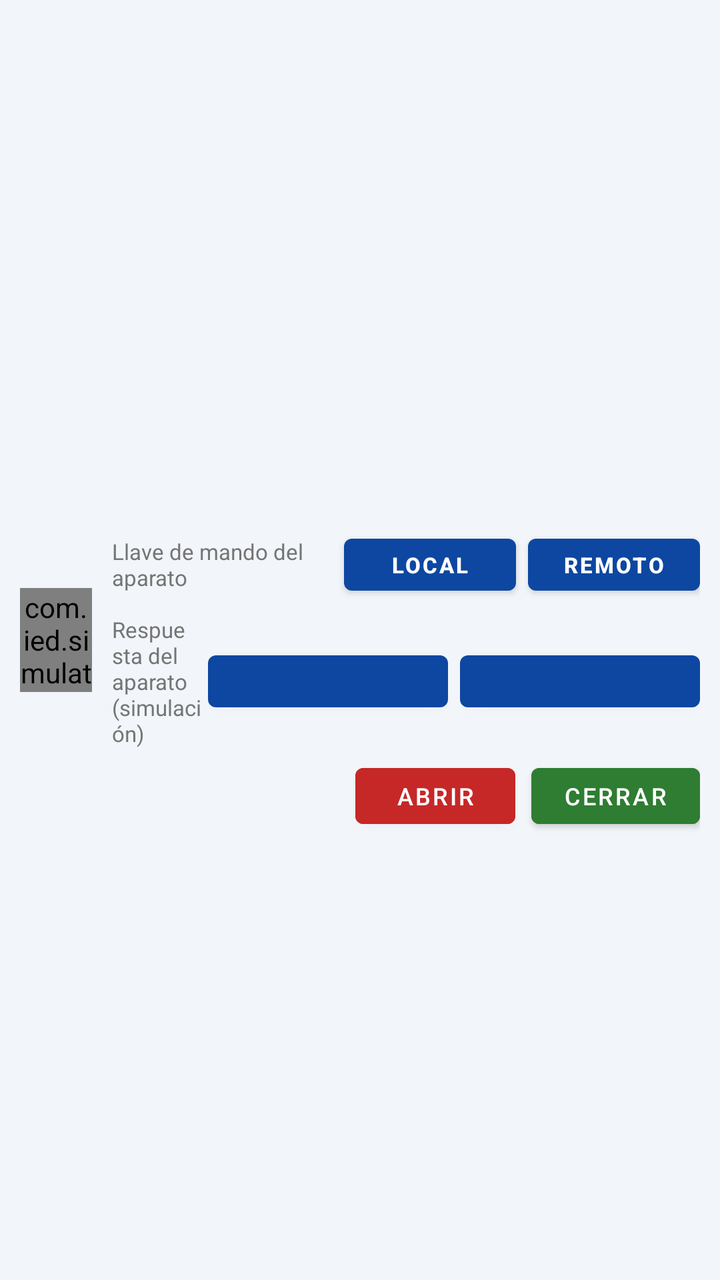
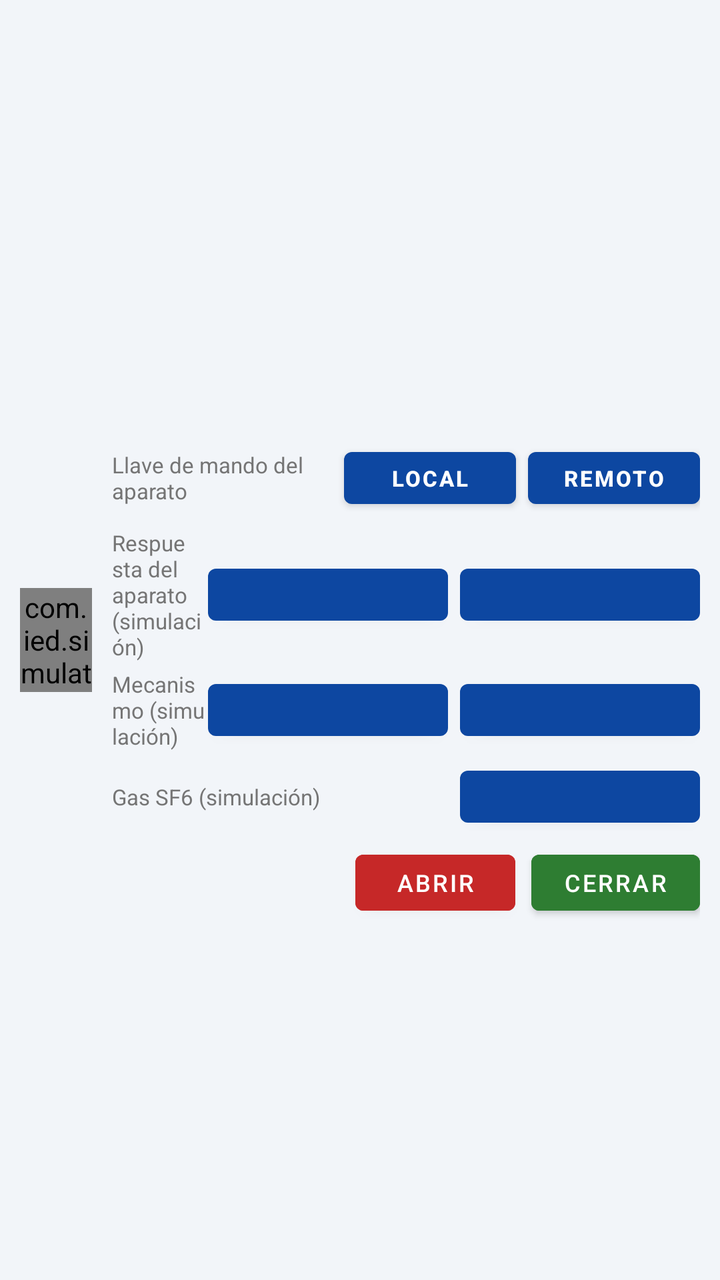

Before-and-after screenshots of an Android layout around one commit, followed by the original layout XML and the change that was made.
<!-- AndroidManifest.xml: application theme Theme.IEDSimulator -->
<!-- res/layout/item_maniobra.xml -->
<?xml version="1.0" encoding="utf-8"?>
<LinearLayout xmlns:android="http://schemas.android.com/apk/res/android"
    android:layout_width="match_parent"
    android:layout_height="wrap_content"
    android:orientation="horizontal"
    android:gravity="center_vertical"
    android:padding="@dimen/maniobra_fila_padding"
    android:layout_marginBottom="6dp"
    android:background="@color/surface_variant">

    <com.ied.simulator.SwitchSymbolView
        android:id="@+id/sym_obj_estado"
        android:layout_width="@dimen/maniobra_sym_w"
        android:layout_height="@dimen/maniobra_sym_h"
        android:layout_marginEnd="@dimen/maniobra_sym_margen" />

    <LinearLayout
        android:layout_width="0dp"
        android:layout_height="wrap_content"
        android:layout_weight="1"
        android:orientation="vertical">

        <TextView
            android:id="@+id/tv_obj_nombre"
            android:layout_width="match_parent"
            android:layout_height="wrap_content"
            android:textSize="@dimen/maniobra_txt_nombre"
            android:textStyle="bold"
            android:textColor="@color/brand_navy" />

        <TextView
            android:id="@+id/tv_obj_ld"
            android:layout_width="match_parent"
            android:layout_height="wrap_content"
            android:textSize="@dimen/maniobra_txt_sub"
            android:textColor="@color/text_secondary" />

        
        <LinearLayout
            android:id="@+id/fila_llave"
            android:layout_width="match_parent"
            android:layout_height="wrap_content"
            android:orientation="horizontal"
            android:gravity="center_vertical"
            android:layout_marginTop="8dp">

            <TextView
                android:layout_width="0dp"
                android:layout_weight="1"
                android:layout_height="wrap_content"
                android:text="@string/llave_titulo"
                android:textSize="11sp"
                android:textColor="@color/text_secondary" />

            <Button
                android:id="@+id/btn_llave_local"
                android:layout_width="wrap_content"
                android:layout_height="38dp"
                android:minWidth="86dp"
                android:text="@string/llave_local"
                android:textSize="11sp"
                android:textStyle="bold"
                android:textColor="@color/text_on_primary" />

            <Button
                android:id="@+id/btn_llave_remoto"
                android:layout_width="wrap_content"
                android:layout_height="38dp"
                android:minWidth="86dp"
                android:layout_marginStart="6dp"
                android:text="@string/llave_remoto"
                android:textSize="11sp"
                android:textStyle="bold"
                android:textColor="@color/text_on_primary" />
        </LinearLayout>

        
        <LinearLayout
            android:id="@+id/fila_respuesta"
            android:layout_width="match_parent"
            android:layout_height="wrap_content"
            android:orientation="horizontal"
            android:gravity="center_vertical"
            android:layout_marginTop="6dp">

            <TextView
                android:layout_width="0dp"
                android:layout_weight="1"
                android:layout_height="wrap_content"
                android:text="@string/respuesta_titulo"
                android:textSize="11sp"
                android:textColor="@color/text_secondary" />

            <Button
                android:id="@+id/btn_respuesta"
                android:layout_width="wrap_content"
                android:layout_height="38dp"
                android:minWidth="120dp"
                android:textSize="11sp"
                android:textStyle="bold"
                android:textColor="@color/text_on_primary" />

            <Button
                android:id="@+id/btn_sincronismo"
                android:layout_width="wrap_content"
                android:layout_height="38dp"
                android:minWidth="120dp"
                android:layout_marginStart="6dp"
                android:textSize="11sp"
                android:textStyle="bold"
                android:textColor="@color/text_on_primary" />
        </LinearLayout>

        <LinearLayout
            android:layout_width="match_parent"
            android:layout_height="wrap_content"
            android:orientation="horizontal"
            android:gravity="center_vertical"
            android:layout_marginTop="4dp">

            <TextView
                android:id="@+id/tv_obj_estado"
                android:layout_width="0dp"
                android:layout_height="wrap_content"
                android:layout_weight="1"
                android:textSize="@dimen/maniobra_txt_estado"
                android:textStyle="bold" />

            <Button
                android:id="@+id/btn_obj_abrir"
                android:layout_width="wrap_content"
                android:layout_height="@dimen/maniobra_boton_alto"
                android:minWidth="@dimen/maniobra_boton_ancho"
                android:text="@string/maniobra_abrir"
                android:textSize="@dimen/maniobra_txt_boton"
                android:textColor="@color/text_on_primary"
                android:backgroundTint="@color/status_stopped" />

            <Button
                android:id="@+id/btn_obj_cerrar"
                android:layout_width="wrap_content"
                android:layout_height="@dimen/maniobra_boton_alto"
                android:minWidth="@dimen/maniobra_boton_ancho"
                android:layout_marginStart="8dp"
                android:text="@string/maniobra_cerrar"
                android:textSize="@dimen/maniobra_txt_boton"
                android:textColor="@color/text_on_primary"
                android:backgroundTint="@color/status_running" />
        </LinearLayout>
    </LinearLayout>
</LinearLayout>
<!-- resources referenced by this layout -->
<resources>
  <color name="brand_navy">#010920</color>
  <color name="status_running">#2E7D32</color>
  <color name="status_stopped">#C62828</color>
  <color name="surface_variant">#F2F5F9</color>
  <color name="text_on_primary">#FFFFFF</color>
  <color name="text_secondary">#757575</color>
  <dimen name="maniobra_boton_alto">40dp</dimen>
  <dimen name="maniobra_boton_ancho">80dp</dimen>
  <dimen name="maniobra_fila_padding">10dp</dimen>
  <dimen name="maniobra_sym_h">52dp</dimen>
  <dimen name="maniobra_sym_margen">10dp</dimen>
  <dimen name="maniobra_sym_w">36dp</dimen>
  <dimen name="maniobra_txt_boton">12sp</dimen>
  <dimen name="maniobra_txt_estado">13sp</dimen>
  <dimen name="maniobra_txt_nombre">14sp</dimen>
  <dimen name="maniobra_txt_sub">11sp</dimen>
  <string name="llave_local">LOCAL</string>
  <string name="llave_remoto">REMOTO</string>
  <string name="llave_titulo">Llave de mando del aparato</string>
  <string name="maniobra_abrir">ABRIR</string>
  <string name="maniobra_cerrar">CERRAR</string>
  <string name="respuesta_titulo">Respuesta del aparato (simulación)</string>
  <style name="Theme.IEDSimulator" parent="Theme.MaterialComponents.Light.NoActionBar">
          <item name="colorPrimary">@color/primary</item>
          <item name="colorPrimaryVariant">@color/primary_dark</item>
          <item name="colorOnPrimary">@color/text_on_primary</item>
          <item name="colorSecondary">@color/secondary</item>
          <item name="colorSecondaryVariant">@color/secondary_dark</item>
          <item name="colorOnSecondary">@color/text_on_primary</item>
          
          <item name="android:statusBarColor">@color/brand_navy</item>
          <item name="android:windowBackground">@color/background_tree</item>
      </style>
  <color name="primary">#0D47A1</color>
  <color name="primary_dark">#002171</color>
  <color name="secondary">#FF6F00</color>
  <color name="secondary_dark">#C43E00</color>
  <color name="background_tree">#FAFAFA</color>
</resources>

<!-- the commit's change to res/layout/item_maniobra.xml (unified diff, before → after) -->
@@ -111,6 +111,69 @@
                 android:textColor="@color/text_on_primary" />
         </LinearLayout>
 
+        
+        <LinearLayout
+            android:id="@+id/fila_mecanismo"
+            android:layout_width="match_parent"
+            android:layout_height="wrap_content"
+            android:orientation="horizontal"
+            android:gravity="center_vertical"
+            android:layout_marginTop="4dp">
+
+            <TextView
+                android:layout_width="0dp"
+                android:layout_weight="1"
+                android:layout_height="wrap_content"
+                android:text="@string/mecanismo_titulo"
+                android:textSize="11sp"
+                android:textColor="@color/text_secondary" />
+
+            <Button
+                android:id="@+id/btn_mecanismo"
+                android:layout_width="wrap_content"
+                android:layout_height="38dp"
+                android:minWidth="120dp"
+                android:textSize="11sp"
+                android:textStyle="bold"
+                android:textColor="@color/text_on_primary" />
+
+            <Button
+                android:id="@+id/btn_resorte"
+                android:layout_width="wrap_content"
+                android:layout_height="38dp"
+                android:minWidth="120dp"
+                android:layout_marginStart="6dp"
+                android:textSize="11sp"
+                android:textStyle="bold"
+                android:textColor="@color/text_on_primary" />
+        </LinearLayout>
+
+        <LinearLayout
+            android:id="@+id/fila_sf6"
+            android:layout_width="match_parent"
+            android:layout_height="wrap_content"
+            android:orientation="horizontal"
+            android:gravity="center_vertical"
+            android:layout_marginTop="4dp">
+
+            <TextView
+                android:layout_width="0dp"
+                android:layout_weight="1"
+                android:layout_height="wrap_content"
+                android:text="@string/sf6_titulo"
+                android:textSize="11sp"
+                android:textColor="@color/text_secondary" />
+
+            <Button
+                android:id="@+id/btn_sf6"
+                android:layout_width="wrap_content"
+                android:layout_height="38dp"
+                android:minWidth="120dp"
+                android:textSize="11sp"
+                android:textStyle="bold"
+                android:textColor="@color/text_on_primary" />
+        </LinearLayout>
+
         <LinearLayout
             android:layout_width="match_parent"
             android:layout_height="wrap_content"
<!-- resource entries referenced after the edit -->
@@ -21,7 +21,9 @@
   <string name="llave_titulo">Llave de mando del aparato</string>
   <string name="maniobra_abrir">ABRIR</string>
   <string name="maniobra_cerrar">CERRAR</string>
+  <string name="mecanismo_titulo">Mecanismo (simulación)</string>
   <string name="respuesta_titulo">Respuesta del aparato (simulación)</string>
+  <string name="sf6_titulo">Gas SF6 (simulación)</string>
   <style name="Theme.IEDSimulator" parent="Theme.MaterialComponents.Light.NoActionBar">
           <item name="colorPrimary">@color/primary</item>
           <item name="colorPrimaryVariant">@color/primary_dark</item>
